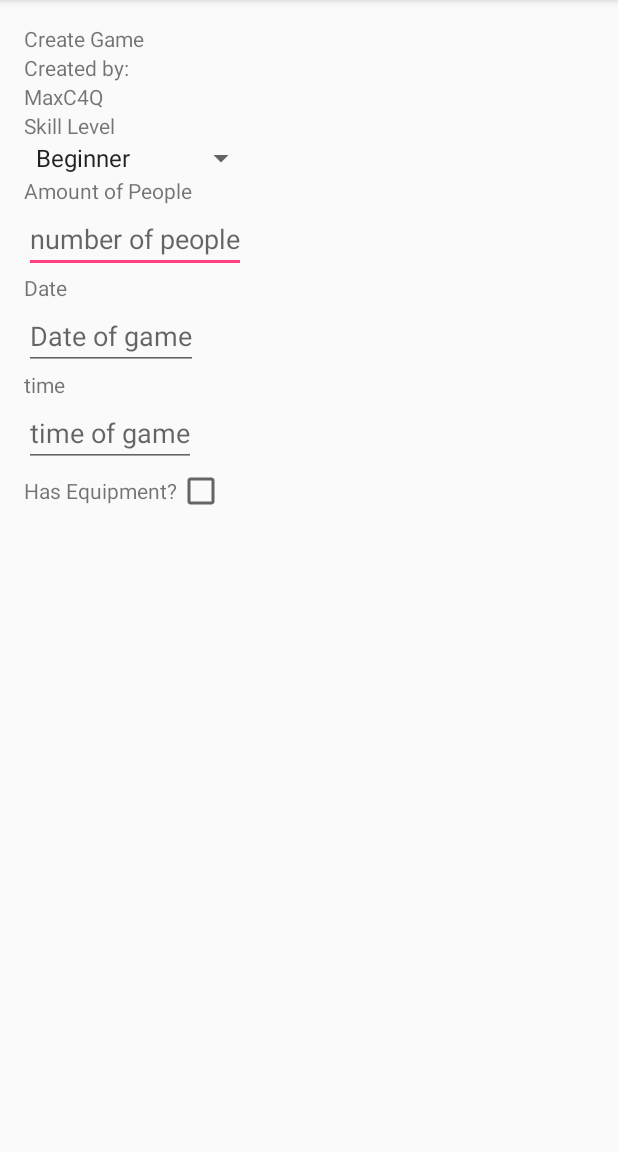
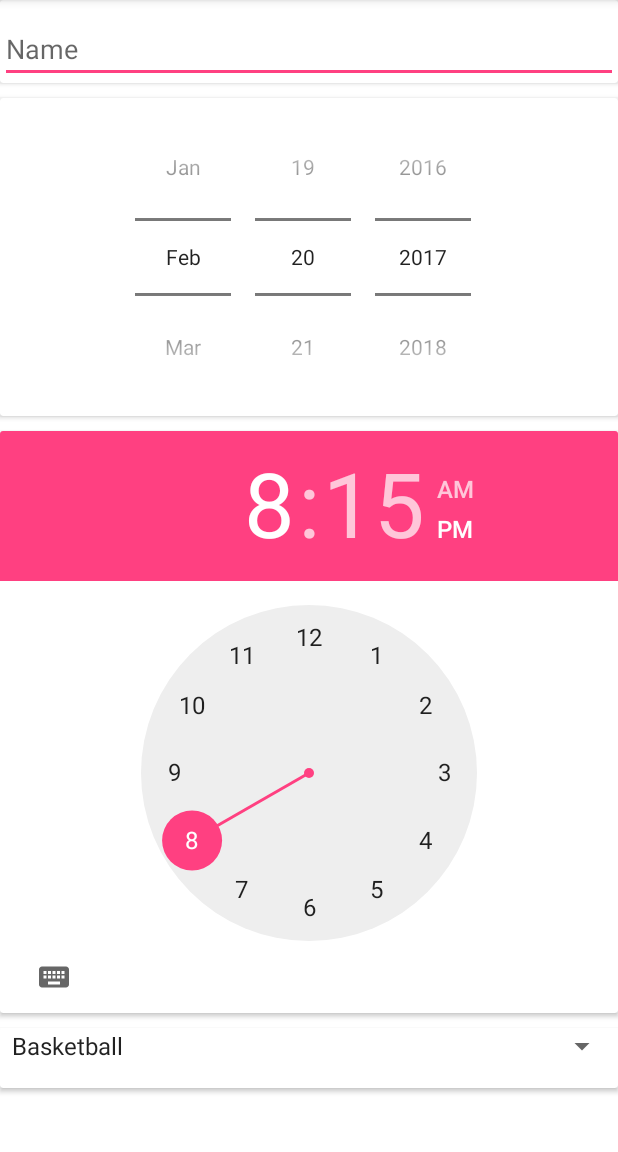
Before and after one commit to Maximus027/HackathonApp, an Android app: the CreateGameActivity screen opened directly, with no data from a screen before it, on a phone screen of 412 x 824 dp, the part 84-1236 px from its top. Run offline under Robolectric (Android 15) with nearby library versions, the phone set to English and light mode, and no system bars.

Commit message:
draft of creategame

```diff
--- a/app/src/main/java/nyc/c4q/maxrosado/hackathonapp/CreateGameActivity.java
+++ b/app/src/main/java/nyc/c4q/maxrosado/hackathonapp/CreateGameActivity.java
@@ -1,13 +1,31 @@
 package nyc.c4q.maxrosado.hackathonapp;
 
+import android.os.Bundle;
 import android.support.v7.app.AppCompatActivity;
-import android.os.Bundle;
+import android.widget.ArrayAdapter;
+import android.widget.Spinner;
+
+import java.util.ArrayList;
+import java.util.List;
 
 public class CreateGameActivity extends AppCompatActivity {
+    Spinner spinner;
 
     @Override
     protected void onCreate(Bundle savedInstanceState) {
         super.onCreate(savedInstanceState);
-        setContentView(R.layout.activity_create_game);
+        setContentView(R.layout.creategame);
+
+        List<String> categories = new ArrayList<String>();
+        categories.add("Basketball");
+        categories.add("Football");
+        categories.add("Soccer");
+        categories.add("Swimming");
+        categories.add("Handball");
+        spinner = (Spinner) findViewById(R.id.spinner);
+        ArrayAdapter<String> dataAdapter = new ArrayAdapter<String>(this, android.R.layout.simple_spinner_item, categories);
+        dataAdapter.setDropDownViewResource(android.R.layout.simple_spinner_dropdown_item);
+        spinner.setAdapter(dataAdapter);
+
     }
 }
--- a/app/src/main/res/layout/activity_create_game.xml
+++ b/app/src/main/res/layout/activity_create_game.xml
@@ -10,63 +10,76 @@
     android:paddingRight="@dimen/activity_horizontal_margin"
     android:paddingTop="@dimen/activity_vertical_margin"
     tools:context="nyc.c4q.maxrosado.hackathonapp.CreateGameActivity">
+
     <TextView
-        android:text="Create Game"
         android:layout_width="wrap_content"
-        android:layout_height="wrap_content" />
+        android:layout_height="wrap_content"
+        android:text="Create Game" />
+
     <TextView
-        android:text="Created by: "
         android:layout_width="wrap_content"
-        android:layout_height="wrap_content" />
+        android:layout_height="wrap_content"
+        android:text="Created by: " />
+
     <TextView
-        android:text="MaxC4Q"
         android:layout_width="wrap_content"
-        android:layout_height="wrap_content" />
+        android:layout_height="wrap_content"
+        android:text="MaxC4Q" />
+
     <TextView
-        android:text="Skill Level"
         android:layout_width="wrap_content"
-        android:layout_height="wrap_content" />
+        android:layout_height="wrap_content"
+        android:text="Skill Level" />
+
     <Spinner
         android:id="@+id/spinner_id"
-        android:entries="@array/skill"
         android:layout_width="wrap_content"
-        android:layout_height="wrap_content"/>
+        android:layout_height="wrap_content"
+        android:entries="@array/skill" />
 
 
     <TextView
-        android:text="Amount of People"
         android:layout_width="wrap_content"
-        android:layout_height="wrap_content" />
+        android:layout_height="wrap_content"
+        android:text="Amount of People" />
+
     <EditText
-        android:hint="number of people"
         android:layout_width="wrap_content"
-        android:layout_height="wrap_content" />
+        android:layout_height="wrap_content"
+        android:hint="number of people" />
+
     <TextView
-        android:text="Date"
         android:layout_width="wrap_content"
-        android:layout_height="wrap_content" />
+        android:layout_height="wrap_content"
+        android:text="Date" />
+
     <EditText
-        android:hint="Date of game"
         android:layout_width="wrap_content"
-        android:layout_height="wrap_content" />
+        android:layout_height="wrap_content"
+        android:hint="Date of game" />
+
     <TextView
-        android:text="time"
         android:layout_width="wrap_content"
-        android:layout_height="wrap_content" />
+        android:layout_height="wrap_content"
+        android:text="time" />
+
     <EditText
-        android:hint="time of game"
         android:layout_width="wrap_content"
-        android:layout_height="wrap_content" />
+        android:layout_height="wrap_content"
+        android:hint="time of game" />
+
     <LinearLayout
-        android:orientation="horizontal"
         android:layout_width="wrap_content"
-        android:layout_height="wrap_content">
-    <TextView
-        android:text="Has Equipment?"
-        android:layout_width="wrap_content"
-        android:layout_height="wrap_content" />
-    <CheckBox
-        android:layout_width="wrap_content"
-        android:layout_height="wrap_content" />
+        android:layout_height="wrap_content"
+        android:orientation="horizontal">
+
+        <TextView
+            android:layout_width="wrap_content"
+            android:layout_height="wrap_content"
+            android:text="Has Equipment?" />
+
+        <CheckBox
+            android:layout_width="wrap_content"
+            android:layout_height="wrap_content" />
     </LinearLayout>
 </LinearLayout>
--- a/app/src/main/res/layout/activity_login_create.xml
+++ b/app/src/main/res/layout/activity_login_create.xml
@@ -74,6 +74,7 @@
         android:datePickerMode="spinner"
         android:calendarViewShown="false"
         />
+
     <Button
         android:id="@+id/create_submit_btn"
         android:layout_width="wrap_content"
--- a/app/src/main/res/layout/creategame.xml
+++ b/app/src/main/res/layout/creategame.xml
@@ -1,18 +1,27 @@
 <?xml version="1.0" encoding="utf-8"?>
-<LinearLayout xmlns:android="http://schemas.android.com/apk/res/android"
+<android.support.v4.widget.NestedScrollView xmlns:android="http://schemas.android.com/apk/res/android"
+    android:layout_width="match_parent"
+    android:background="@color/White"
+    android:layout_height="match_parent"
+    android:orientation="vertical">
+
+
+    <LinearLayout
         android:layout_width="match_parent"
         android:layout_height="match_parent"
         android:orientation="vertical">
 
+
         <android.support.v7.widget.CardView
             android:layout_width="match_parent"
-        android:layout_height="wrap_content">
+            android:layout_height="wrap_content"
+            android:elevation="10dp">
 
             <EditText
-            android:layout_marginTop="7dp"
                 android:id="@+id/editText2"
                 android:layout_width="match_parent"
                 android:layout_height="wrap_content"
+                android:layout_marginTop="10dp"
                 android:ems="10"
                 android:hint="Name"
                 android:inputType="textPersonName" />
@@ -20,11 +29,45 @@
 
 
         <android.support.v7.widget.CardView
-        android:layout_marginTop="7dp"
             android:layout_width="match_parent"
-        android:layout_height="wrap_content">
+            android:layout_height="wrap_content"
+            android:layout_marginTop="10dp"
+            android:elevation="10dp">
 
+            <DatePicker
+                android:id="@+id/dp"
+                android:layout_width="wrap_content"
+                android:layout_height="wrap_content"
+                android:layout_gravity="center_horizontal"
+                android:calendarTextColor="@color/black"
+                android:calendarViewShown="false"
+                android:datePickerMode="spinner" />
+        </android.support.v7.widget.CardView>
+
+        <android.support.v7.widget.CardView
+        android:layout_width="match_parent"
+        android:layout_height="wrap_content"
+        android:layout_marginTop="10dp">
+
+        <TimePicker
+            android:id="@+id/timePicker"
+            android:layout_width="match_parent"
+            android:layout_height="wrap_content" />
+
+    </android.support.v7.widget.CardView>
+
+        <android.support.v7.widget.CardView
+            android:layout_width="match_parent"
+            android:layout_height="40dp"
+            android:layout_marginBottom="10dp"
+            android:layout_marginTop="10dp">
+            <Spinner
+                android:layout_width="match_parent"
+                android:layout_height="wrap_content"
+                android:id="@+id/spinner" />
 
         </android.support.v7.widget.CardView>
 
     </LinearLayout>
+
+</android.support.v4.widget.NestedScrollView>
--- a/app/src/main/res/layout/hiking_itemview.xml
+++ b/app/src/main/res/layout/hiking_itemview.xml
@@ -1,6 +1,7 @@
 <?xml version="1.0" encoding="utf-8"?>
 <LinearLayout xmlns:android="http://schemas.android.com/apk/res/android"
-    android:orientation="vertical" android:layout_width="match_parent"
-    android:layout_height="match_parent">
+    android:layout_width="match_parent"
+    android:layout_height="match_parent"
+    android:orientation="vertical">
 
 </LinearLayout>
```
Also changed, not shown: app/src/main/java/nyc/c4q/maxrosado/hackathonapp/Adapters/SoccerAdapter.java (added, +34 -0 lines), app/src/main/java/nyc/c4q/maxrosado/hackathonapp/Basketball.java (+18 -0 lines), app/src/main/java/nyc/c4q/maxrosado/hackathonapp/Football.java (+12 -0 lines), app/src/main/java/nyc/c4q/maxrosado/hackathonapp/Handbal.java (+12 -0 lines), app/src/main/java/nyc/c4q/maxrosado/hackathonapp/sportchoose/Soccer.java (added, +17 -0 lines), app/src/main/java/nyc/c4q/maxrosado/hackathonapp/sportchoose/sportChooser.java (+26 -8 lines), app/src/main/res/layout/activity_home.xml (deleted, +0 -17 lines), app/src/main/res/layout/activity_sport_chooser.xml (deleted, +0 -18 lines), app/src/main/res/layout/sportslandingpage.xml (+9 -1 lines), app/src/main/res/values/strings.xml (+7 -0 lines), app/src/main/res/drawable/plusicon.png (added). Lines whose indentation alone changed are shown as unchanged.
